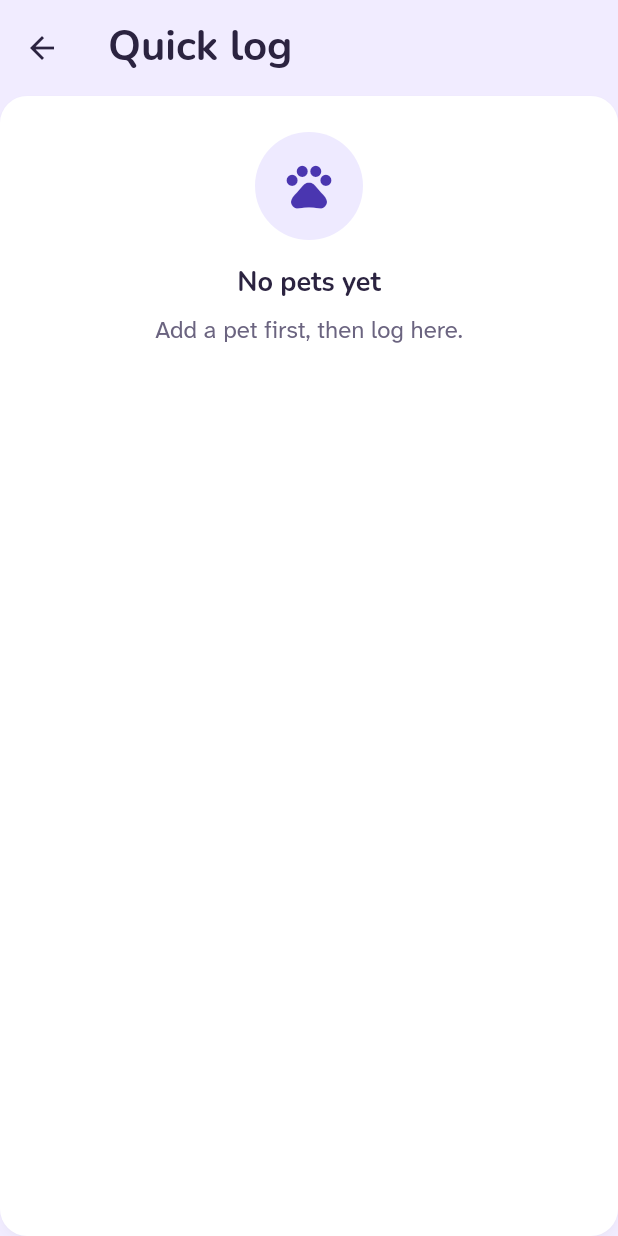
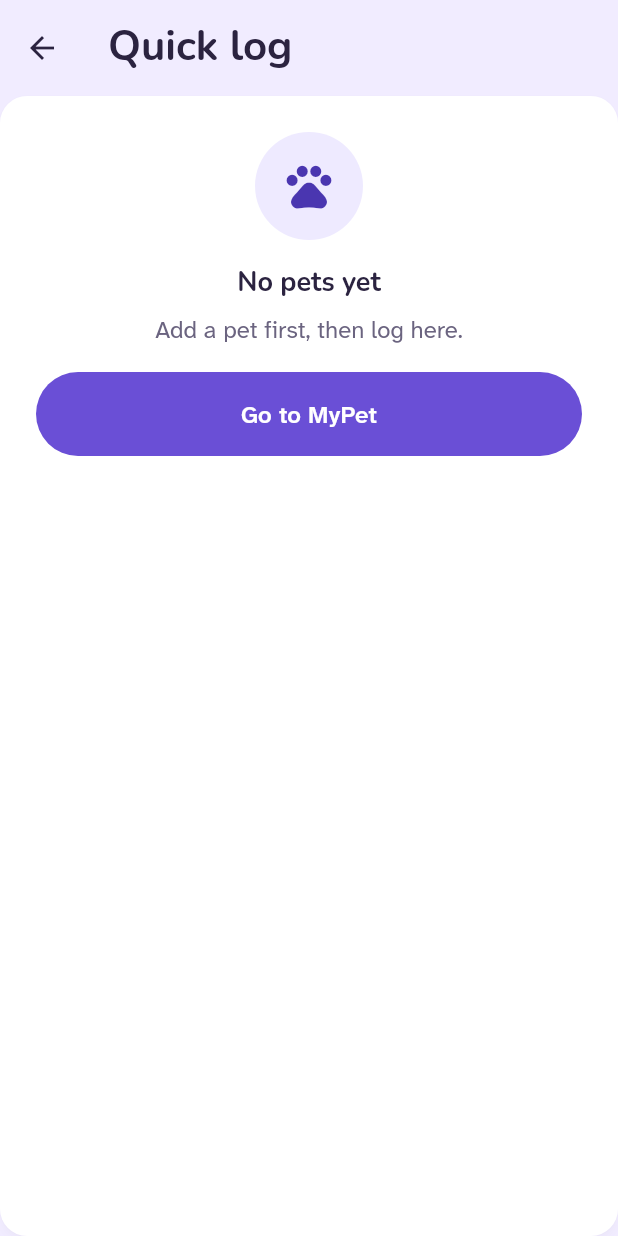
Before and after one commit to Emmapoky/MyPet, a Flutter app: the ShortLogScreen screen opened directly, on a phone screen of 412 x 824 dp. Run offline on Flutter 3.47's test engine with Material 3 defaults, Android fonts, the phone set to English and light mode, and no system bars; our stand-ins replace audioplayers, camera, cloud_firestore, device_info_plus, file_picker, firebase_auth and 11 more; missing offline and left inert: ffmpeg_kit_flutter_new, flutter_onnxruntime, pdfrx, record; accounts and stored records are empty; statements that could not run were skipped; project files that could hold a hidden picture were left out.

Commit message:
iOS widget takes its version from pubspec (fixes 'Invalid placeholder attributes' on install); short form opened by a link always has a way back to the app, including with no pets

```diff
--- a/app/lib/ui/short_log_screen.dart
+++ b/app/lib/ui/short_log_screen.dart
@@ -6,6 +6,7 @@ import 'package:provider/provider.dart';
 import '../models/care_entry.dart';
 import '../models/pet.dart';
 import '../state/app_state.dart';
+import 'app.dart';
 import 'feedback.dart';
 import 'theme.dart';
 import 'widgets/common.dart';
@@ -119,8 +120,16 @@ class _ShortLogScreenState extends State<ShortLogScreen> {
     final pet = shortLogPet(s, petId ?? widget.petId);
     if (pet == null) {
       return Scaffold(
-        appBar: AppBar(title: const Text('Quick log')),
-        body: const EmptyState(icon: Icons.pets_rounded, title: 'No pets yet', body: 'Add a pet first, then log here.'),
+        appBar: AppBar(
+          title: const Text('Quick log'),
+          leading: BackButton(onPressed: () => leaveToHome(context)),
+        ),
+        body: EmptyState(
+          icon: Icons.pets_rounded,
+          title: 'No pets yet',
+          body: 'Add a pet first, then log here.',
+          action: FilledButton(onPressed: () => leaveToHome(context), child: const Text('Go to MyPet')),
+        ),
       );
     }
     petId ??= pet.id;
@@ -130,7 +139,10 @@ class _ShortLogScreenState extends State<ShortLogScreen> {
     if (saved != null) {
       final next = pets.where((p) => !s.loggedToday(p.id)).firstOrNull;
       return Scaffold(
-        appBar: AppBar(title: const Text('Quick log')),
+        appBar: AppBar(
+          title: const Text('Quick log'),
+          leading: BackButton(onPressed: () => leaveToHome(context)),
+        ),
         body: PageWash(
           child: ListView(padding: const EdgeInsets.all(Tokens.space4), children: [
             HeroCard(
@@ -157,14 +169,17 @@ class _ShortLogScreenState extends State<ShortLogScreen> {
             if (next != null)
               FilledButton(onPressed: () => _next(next), child: Text('Next: ${next.name}'))
             else
-              FilledButton(onPressed: () => Navigator.of(context).maybePop(), child: const Text('Done')),
+              FilledButton(onPressed: () => leaveToHome(context), child: const Text('Done')),
           ]),
         ),
       );
     }
 
     return Scaffold(
-      appBar: AppBar(title: const Text('Quick log')),
+      appBar: AppBar(
+          title: const Text('Quick log'),
+          leading: BackButton(onPressed: () => leaveToHome(context)),
+        ),
       body: PageWash(
         child: ListView(padding: const EdgeInsets.all(Tokens.space4), children: [
           if (pets.length > 1) ...[
```
Also changed, not shown: app/lib/ui/app.dart (+11 -0 lines), 2 other files.
